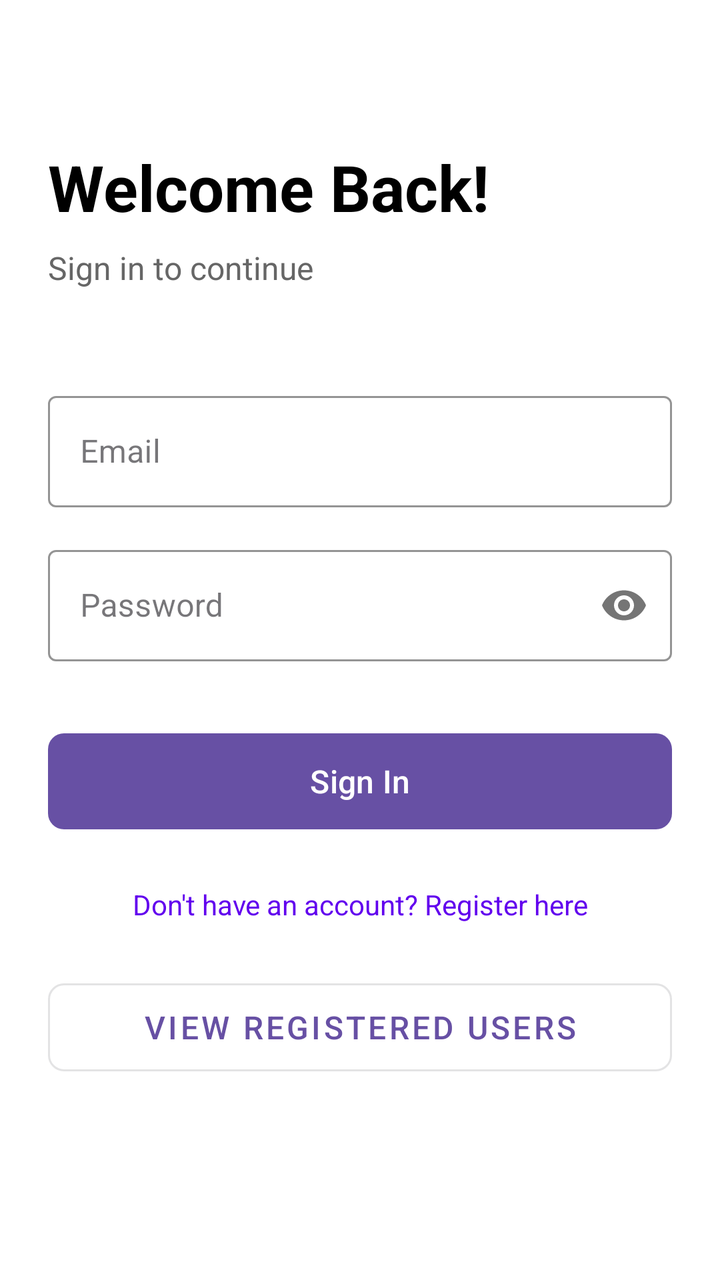
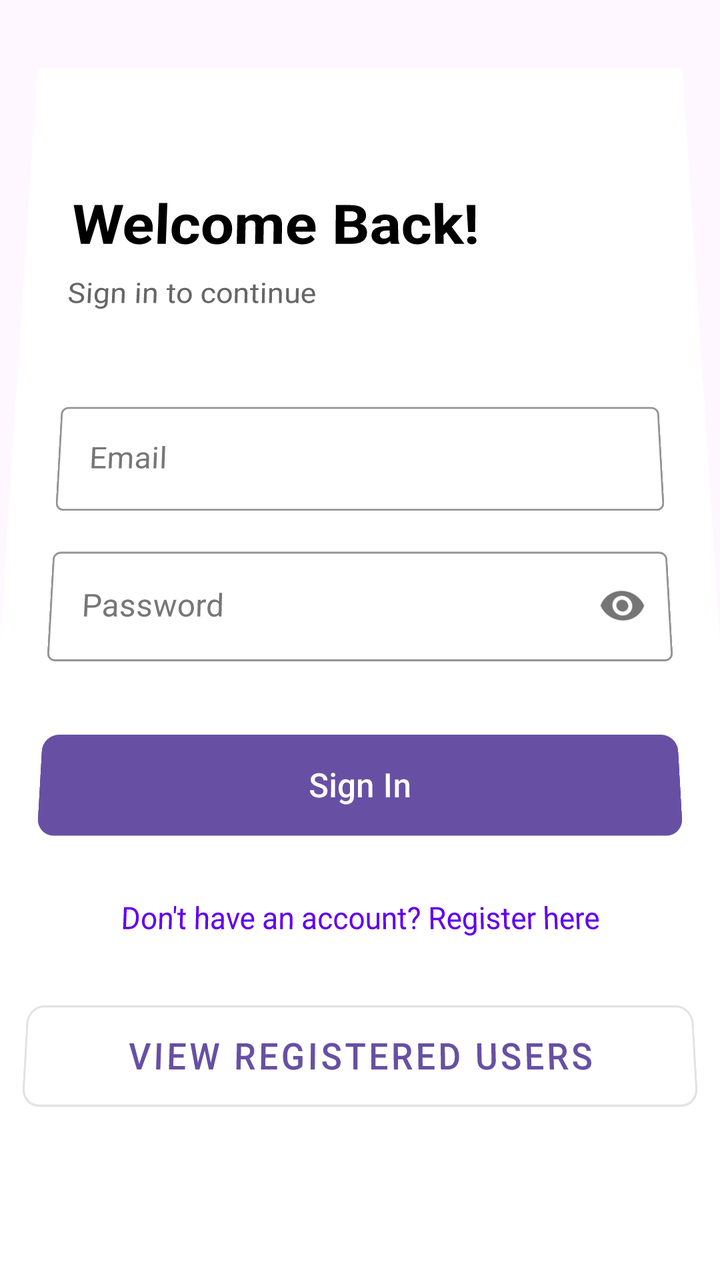

Before-and-after screenshots of an Android layout around one commit, followed by the original layout XML and the change that was made.
<!-- AndroidManifest.xml: application theme Theme.Project_pendidikan -->
<!-- res/layout/activity_main.xml -->
<?xml version="1.0" encoding="utf-8"?>
<androidx.constraintlayout.widget.ConstraintLayout xmlns:android="http://schemas.android.com/apk/res/android"
    xmlns:app="http://schemas.android.com/apk/res-auto"
    xmlns:tools="http://schemas.android.com/tools"
    android:id="@+id/main"
    android:layout_width="match_parent"
    android:layout_height="match_parent"
    android:background="@color/white"
    android:padding="24dp"
    tools:context=".MainActivity">

    <TextView
        android:id="@+id/titleLogin"
        android:layout_width="wrap_content"
        android:layout_height="wrap_content"
        android:text="Welcome Back!"
        android:textColor="@color/black"
        android:textSize="32sp"
        android:textStyle="bold"
        android:layout_marginTop="48dp"
        app:layout_constraintTop_toTopOf="parent"
        app:layout_constraintStart_toStartOf="parent" />

    <TextView
        android:id="@+id/subtitleLogin"
        android:layout_width="wrap_content"
        android:layout_height="wrap_content"
        android:text="Sign in to continue"
        android:textColor="#666666"
        android:textSize="16sp"
        android:layout_marginTop="8dp"
        app:layout_constraintTop_toBottomOf="@id/titleLogin"
        app:layout_constraintStart_toStartOf="parent" />

    <com.google.android.material.textfield.TextInputLayout
        android:id="@+id/emailInputLayout"
        android:layout_width="match_parent"
        android:layout_height="wrap_content"
        android:layout_marginTop="48dp"
        android:hint="Email"
        app:boxStrokeColor="@color/purple_500"
        app:hintTextColor="@color/purple_500"
        style="@style/Widget.MaterialComponents.TextInputLayout.OutlinedBox"
        app:layout_constraintTop_toBottomOf="@id/subtitleLogin">

        <com.google.android.material.textfield.TextInputEditText
            android:id="@+id/editTextEmail"
            android:layout_width="match_parent"
            android:layout_height="wrap_content"
            android:inputType="textEmailAddress" />
    </com.google.android.material.textfield.TextInputLayout>

    <com.google.android.material.textfield.TextInputLayout
        android:id="@+id/passwordInputLayout"
        android:layout_width="match_parent"
        android:layout_height="wrap_content"
        android:layout_marginTop="16dp"
        android:hint="Password"
        app:boxStrokeColor="@color/purple_500"
        app:hintTextColor="@color/purple_500"
        app:passwordToggleEnabled="true"
        style="@style/Widget.MaterialComponents.TextInputLayout.OutlinedBox"
        app:layout_constraintTop_toBottomOf="@id/emailInputLayout">

        <com.google.android.material.textfield.TextInputEditText
            android:id="@+id/editTextPassword"
            android:layout_width="match_parent"
            android:layout_height="wrap_content"
            android:inputType="textPassword" />
    </com.google.android.material.textfield.TextInputLayout>

    <com.google.android.material.button.MaterialButton
        android:id="@+id/buttonLogin"
        android:layout_width="match_parent"
        android:layout_height="56dp"
        android:layout_marginTop="32dp"
        android:text="Sign In"
        android:textSize="16sp"
        app:cornerRadius="8dp"
        app:layout_constraintTop_toBottomOf="@id/passwordInputLayout" />

    <TextView
        android:id="@+id/textViewRegister"
        android:layout_width="wrap_content"
        android:layout_height="wrap_content"
        android:layout_marginTop="24dp"
        android:text="Don't have an account? Register here"
        android:textColor="@color/purple_500"
        android:textSize="14sp"
        app:layout_constraintTop_toBottomOf="@id/buttonLogin"
        app:layout_constraintStart_toStartOf="parent"
        app:layout_constraintEnd_toEndOf="parent" />

    <com.google.android.material.button.MaterialButton
        android:id="@+id/buttonViewUsers"
        android:layout_width="match_parent"
        android:layout_height="56dp"
        android:layout_marginTop="24dp"
        android:text="View Registered Users"
        android:textSize="16sp"
        app:cornerRadius="8dp"
        style="@style/Widget.MaterialComponents.Button.OutlinedButton"
        app:layout_constraintTop_toBottomOf="@id/textViewRegister" />

</androidx.constraintlayout.widget.ConstraintLayout>
<!-- resources referenced by this layout -->
<resources>
  <color name="black">#FF000000</color>
  <color name="purple_500">#FF6200EE</color>
  <color name="white">#FFFFFFFF</color>
  <style name="Theme.Project_pendidikan" parent="Base.Theme.Project_pendidikan" />
  <style name="Base.Theme.Project_pendidikan" parent="Theme.Material3.DayNight.NoActionBar">
          
          
      </style>
</resources>

<!-- the commit's change to res/layout/activity_main.xml (unified diff, before → after) -->
@@ -7,40 +7,41 @@
     android:layout_height="match_parent"
     android:background="@color/white"
     android:padding="24dp"
+    android:rotationX="4"
     tools:context=".MainActivity">
 
     <TextView
         android:id="@+id/titleLogin"
         android:layout_width="wrap_content"
         android:layout_height="wrap_content"
+        android:layout_marginTop="48dp"
         android:text="Welcome Back!"
         android:textColor="@color/black"
         android:textSize="32sp"
         android:textStyle="bold"
-        android:layout_marginTop="48dp"
-        app:layout_constraintTop_toTopOf="parent"
-        app:layout_constraintStart_toStartOf="parent" />
+        app:layout_constraintStart_toStartOf="parent"
+        app:layout_constraintTop_toTopOf="parent" />
 
     <TextView
         android:id="@+id/subtitleLogin"
         android:layout_width="wrap_content"
         android:layout_height="wrap_content"
+        android:layout_marginTop="8dp"
         android:text="Sign in to continue"
         android:textColor="#666666"
         android:textSize="16sp"
-        android:layout_marginTop="8dp"
-        app:layout_constraintTop_toBottomOf="@id/titleLogin"
-        app:layout_constraintStart_toStartOf="parent" />
+        app:layout_constraintStart_toStartOf="parent"
+        app:layout_constraintTop_toBottomOf="@id/titleLogin" />
 
     <com.google.android.material.textfield.TextInputLayout
         android:id="@+id/emailInputLayout"
+        style="@style/Widget.MaterialComponents.TextInputLayout.OutlinedBox"
         android:layout_width="match_parent"
         android:layout_height="wrap_content"
         android:layout_marginTop="48dp"
         android:hint="Email"
         app:boxStrokeColor="@color/purple_500"
         app:hintTextColor="@color/purple_500"
-        style="@style/Widget.MaterialComponents.TextInputLayout.OutlinedBox"
         app:layout_constraintTop_toBottomOf="@id/subtitleLogin">
 
         <com.google.android.material.textfield.TextInputEditText
@@ -52,15 +53,15 @@
 
     <com.google.android.material.textfield.TextInputLayout
         android:id="@+id/passwordInputLayout"
+        style="@style/Widget.MaterialComponents.TextInputLayout.OutlinedBox"
         android:layout_width="match_parent"
         android:layout_height="wrap_content"
         android:layout_marginTop="16dp"
         android:hint="Password"
         app:boxStrokeColor="@color/purple_500"
         app:hintTextColor="@color/purple_500"
-        app:passwordToggleEnabled="true"
-        style="@style/Widget.MaterialComponents.TextInputLayout.OutlinedBox"
-        app:layout_constraintTop_toBottomOf="@id/emailInputLayout">
+        app:layout_constraintTop_toBottomOf="@id/emailInputLayout"
+        app:passwordToggleEnabled="true">
 
         <com.google.android.material.textfield.TextInputEditText
             android:id="@+id/editTextPassword"
@@ -87,19 +88,19 @@
         android:text="Don't have an account? Register here"
         android:textColor="@color/purple_500"
         android:textSize="14sp"
-        app:layout_constraintTop_toBottomOf="@id/buttonLogin"
+        app:layout_constraintEnd_toEndOf="parent"
         app:layout_constraintStart_toStartOf="parent"
-        app:layout_constraintEnd_toEndOf="parent" />
+        app:layout_constraintTop_toBottomOf="@id/buttonLogin" />
 
     <com.google.android.material.button.MaterialButton
         android:id="@+id/buttonViewUsers"
+        style="@style/Widget.MaterialComponents.Button.OutlinedButton"
         android:layout_width="match_parent"
         android:layout_height="56dp"
         android:layout_marginTop="24dp"
         android:text="View Registered Users"
         android:textSize="16sp"
         app:cornerRadius="8dp"
-        style="@style/Widget.MaterialComponents.Button.OutlinedButton"
         app:layout_constraintTop_toBottomOf="@id/textViewRegister" />
 
 </androidx.constraintlayout.widget.ConstraintLayout>
